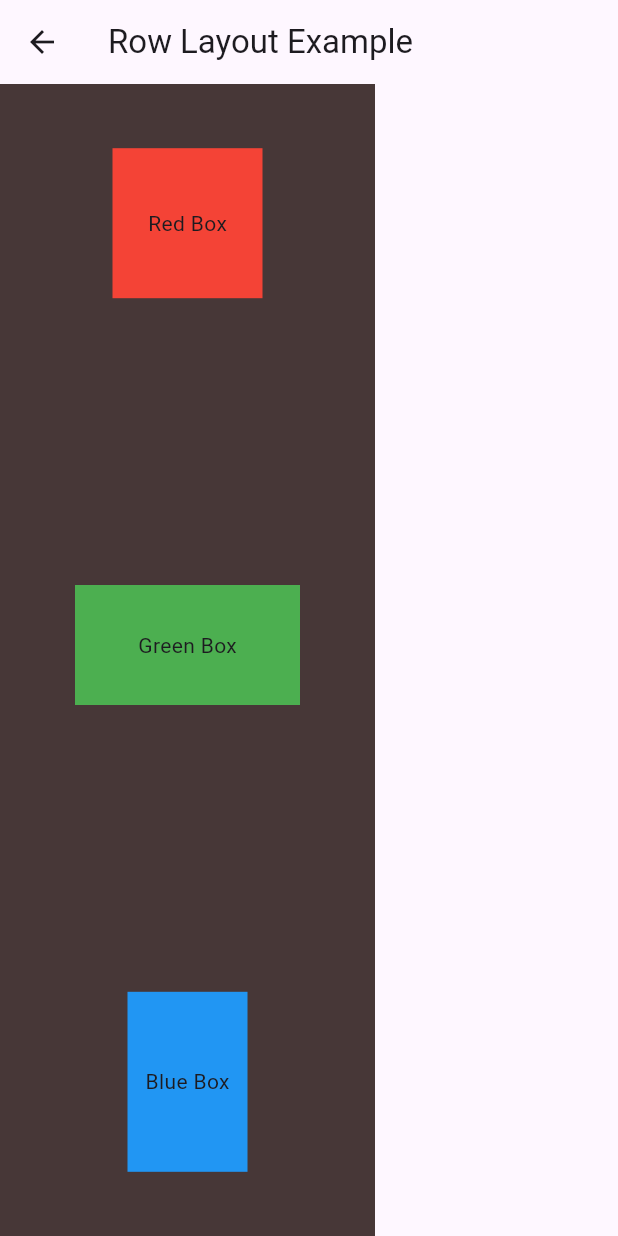
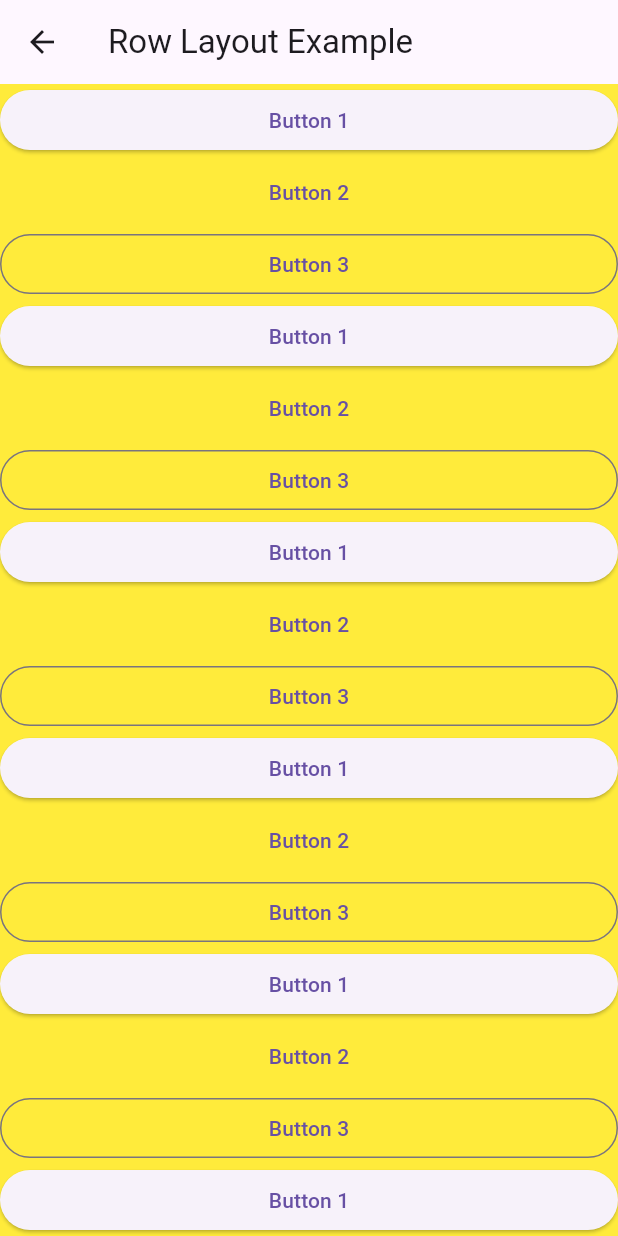
Before and after one commit to Aryanshah010/flutter-fundamentals-35D, a Flutter app: the screen it shows after launch, after a tap on "Column and alignment", on a phone screen of 412 x 824 dp. Run offline on Flutter 3.47's test engine with Material 3 defaults, Android fonts, the phone set to English and light mode, and no system bars.

```diff
--- a/lib/screens/column_screen.dart
+++ b/lib/screens/column_screen.dart
@@ -6,37 +6,94 @@ class ColumnScreen extends StatelessWidget {
   @override
   Widget build(BuildContext context) {
     return Scaffold(
-      appBar: AppBar(
-        title: const Text('Row Layout Example'),
-      ),
+      appBar: AppBar(title: const Text('Row Layout Example')),
       body: Container(
-        width: 250,
-        decoration: const BoxDecoration(color: Color.fromARGB(255, 71, 55, 55)),
-        child: Column(
-          mainAxisAlignment: MainAxisAlignment.spaceAround,
-          crossAxisAlignment: CrossAxisAlignment.center,
-          children: [
-            Container(
-              width: 100,
-              height: 100,
-              color: Colors.red,
-              child: const Center(child: Text('Red Box')),
-            ),
-            const SizedBox(height: 20),
-            Container(
-              width: 150,
-              height: 80,
-              color: Colors.green,
-              child: const Center(child: Text('Green Box')),
-            ),
-            const SizedBox(height: 20),
-            Container(
-              width: 80,
-              height: 120,
-              color: Colors.blue,
-              child: const Center(child: Text('Blue Box')),
-            ),
-          ],
+        color: Colors.yellow,
+        width: double.infinity,
+        // decoration: const BoxDecoration(color: Color.fromARGB(255, 71, 55, 55)),
+        child: SingleChildScrollView(
+          child: Column(
+            mainAxisAlignment: MainAxisAlignment.center,
+            crossAxisAlignment: CrossAxisAlignment.stretch,
+            children: [
+              ElevatedButton(onPressed: () {}, child: const Text("Button 1")),
+              TextButton(onPressed: () {}, child: const Text("Button 2")),
+              OutlinedButton(onPressed: () {}, child: const Text("Button 3")),
+              ElevatedButton(onPressed: () {}, child: const Text("Button 1")),
+              TextButton(onPressed: () {}, child: const Text("Button 2")),
+              OutlinedButton(onPressed: () {}, child: const Text("Button 3")),
+              ElevatedButton(onPressed: () {}, child: const Text("Button 1")),
+              TextButton(onPressed: () {}, child: const Text("Button 2")),
+              OutlinedButton(onPressed: () {}, child: const Text("Button 3")),
+              ElevatedButton(onPressed: () {}, child: const Text("Button 1")),
+              TextButton(onPressed: () {}, child: const Text("Button 2")),
+              OutlinedButton(onPressed: () {}, child: const Text("Button 3")),
+              ElevatedButton(onPressed: () {}, child: const Text("Button 1")),
+              TextButton(onPressed: () {}, child: const Text("Button 2")),
+              OutlinedButton(onPressed: () {}, child: const Text("Button 3")),
+              ElevatedButton(onPressed: () {}, child: const Text("Button 1")),
+              TextButton(onPressed: () {}, child: const Text("Button 2")),
+              OutlinedButton(onPressed: () {}, child: const Text("Button 3")),
+               ElevatedButton(onPressed: () {}, child: const Text("Button 1")),
+              TextButton(onPressed: () {}, child: const Text("Button 2")),
+              OutlinedButton(onPressed: () {}, child: const Text("Button 3")),
+               ElevatedButton(onPressed: () {}, child: const Text("Button 1")),
+              TextButton(onPressed: () {}, child: const Text("Button 2")),
+              OutlinedButton(onPressed: () {}, child: const Text("Button 3")),
+               ElevatedButton(onPressed: () {}, child: const Text("Button 1")),
+              TextButton(onPressed: () {}, child: const Text("Button 2")),
+              OutlinedButton(onPressed: () {}, child: const Text("Button 3")),
+               ElevatedButton(onPressed: () {}, child: const Text("Button 1")),
+              TextButton(onPressed: () {}, child: const Text("Button 2")),
+              OutlinedButton(onPressed: () {}, child: const Text("Button 3")),
+               ElevatedButton(onPressed: () {}, child: const Text("Button 1")),
+              TextButton(onPressed: () {}, child: const Text("Button 2")),
+              OutlinedButton(onPressed: () {}, child: const Text("Button 3")),
+
+
+              //   children: [
+              //     Icon(Icons.star, size: 50),
+              //     Icon(Icons.star, size: 50),
+              //   ],
+              // ),
+
+              // Column(
+              //   children: [
+              //     Icon(Icons.star, size: 50),
+              //     Icon(Icons.star, size: 50),
+              //     Icon(Icons.star, size: 50),
+              //   ],
+              // ),
+
+              // Column(
+              //   children: [
+              //     Icon(Icons.star, size: 50),
+              //     Icon(Icons.star, size: 50),
+              //   ],
+              // ),
+
+              // Container(
+              //   width: 100,
+              //   height: 100,
+              //   color: Colors.red,
+              //   child: const Center(child: Text('Red Box')),
+              // ),
+              // const SizedBox(height: 20),
+              // Container(
+              //   width: 150,
+              //   height: 80,
+              //   color: Colors.green,
+              //   child: const Center(child: Text('Green Box')),
+              // ),
+              // const SizedBox(height: 20),
+              // Container(
+              //   width: 80,
+              //   height: 120,
+              //   color: Colors.blue,
+              //   child: const Center(child: Text('Blue Box')),
+              // ),
+            ],
+          ),
         ),
       ),
     );
--- a/lib/screens/dashboard_screen.dart
+++ b/lib/screens/dashboard_screen.dart
@@ -1,4 +1,5 @@
 import 'package:batch_35d_classwork/screens/area_of_circle_screen.dart';
+import 'package:batch_35d_classwork/screens/arithmetic2_screen.dart';
 import 'package:batch_35d_classwork/screens/arithmetic_screen.dart';
 import 'package:batch_35d_classwork/screens/armstrong_number_screen.dart';
 import 'package:batch_35d_classwork/screens/column_screen.dart';
@@ -30,7 +31,7 @@ class DashboardScreen extends StatelessWidget {
             SizedBox(height: 25),
             SizedBox(
               width: 400.0,
-              height: 70.0,
+              height: 50.0,
               child: ElevatedButton(
                 onPressed: () {
                   Navigator.push(
@@ -46,7 +47,7 @@ class DashboardScreen extends StatelessWidget {
             SizedBox(height: 16),
             SizedBox(
               width: 400.0,
-              height: 70.0,
+              height: 50.0,
               child: ElevatedButton(
                 onPressed: () {
                   Navigator.push(
@@ -62,7 +63,7 @@ class DashboardScreen extends StatelessWidget {
             SizedBox(height: 16),
             SizedBox(
               width: 400.0,
-              height: 70.0,
+              height: 50.0,
               child: ElevatedButton(
                 onPressed: () {
                   Navigator.push(
@@ -78,7 +79,7 @@ class DashboardScreen extends StatelessWidget {
             SizedBox(height: 16),
             SizedBox(
               width: 400.0,
-              height: 70.0,
+              height: 50.0,
               child: ElevatedButton(
                 onPressed: () {
                   Navigator.push(
@@ -94,7 +95,7 @@ class DashboardScreen extends StatelessWidget {
             SizedBox(height: 16),
             SizedBox(
               width: 400.0,
-              height: 70.0,
+              height: 50.0,
               child: ElevatedButton(
                 onPressed: () {
                   Navigator.push(
@@ -110,7 +111,7 @@ class DashboardScreen extends StatelessWidget {
             SizedBox(height: 16),
             SizedBox(
               width: 400.0,
-              height: 70.0,
+              height: 50.0,
               child: ElevatedButton(
                 onPressed: () {
                   Navigator.push(
@@ -126,7 +127,7 @@ class DashboardScreen extends StatelessWidget {
             SizedBox(height: 16),
             SizedBox(
               width: 400.0,
-              height: 70.0,
+              height: 50.0,
               child: ElevatedButton(
                 onPressed: () {
                   Navigator.push(
@@ -142,7 +143,7 @@ class DashboardScreen extends StatelessWidget {
             SizedBox(height: 16),
             SizedBox(
               width: 400.0,
-              height: 70.0,
+              height: 50.0,
               child: ElevatedButton(
                 onPressed: () {
                   Navigator.push(
@@ -158,7 +159,7 @@ class DashboardScreen extends StatelessWidget {
             SizedBox(height: 16),
             SizedBox(
               width: 400.0,
-              height: 70.0,
+              height: 50.0,
               child: ElevatedButton(
                 onPressed: () {
                   Navigator.push(
@@ -171,6 +172,22 @@ class DashboardScreen extends StatelessWidget {
                 child: Text("Row and alignment", style: TextStyle(fontSize: 25)),
               ),
             ),
+            SizedBox(height: 16),
+            SizedBox(
+              width: 400.0,
+              height: 50.0,
+              child: ElevatedButton(
+                onPressed: () {
+                  Navigator.push(
+                    context,
+                    MaterialPageRoute(
+                      builder: (context) => const Arithmetic2Screen(),
+                    ),
+                  );
+                },
+                child: Text("Arithmetic2", style: TextStyle(fontSize: 25)),
+              ),
+            ),
           ],
         ),
       ),
```
Also changed, not shown: lib/screens/arithmetic2_screen.dart (added, +114 -0 lines), lib/screens/flutter_layout_screen.dart (+4 -3 lines).
